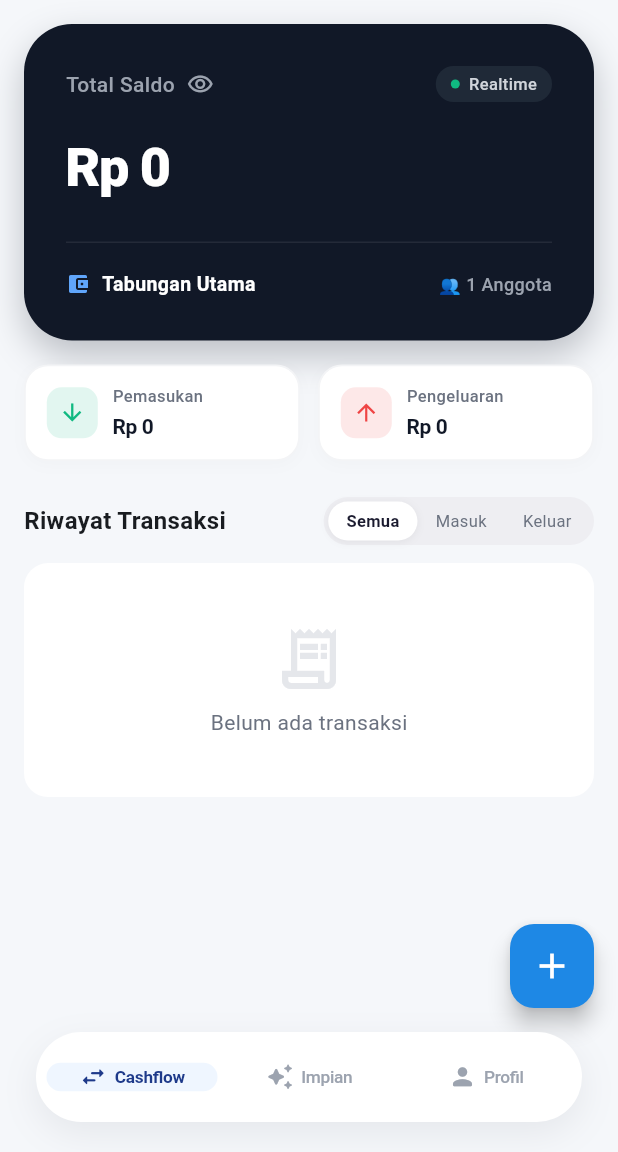
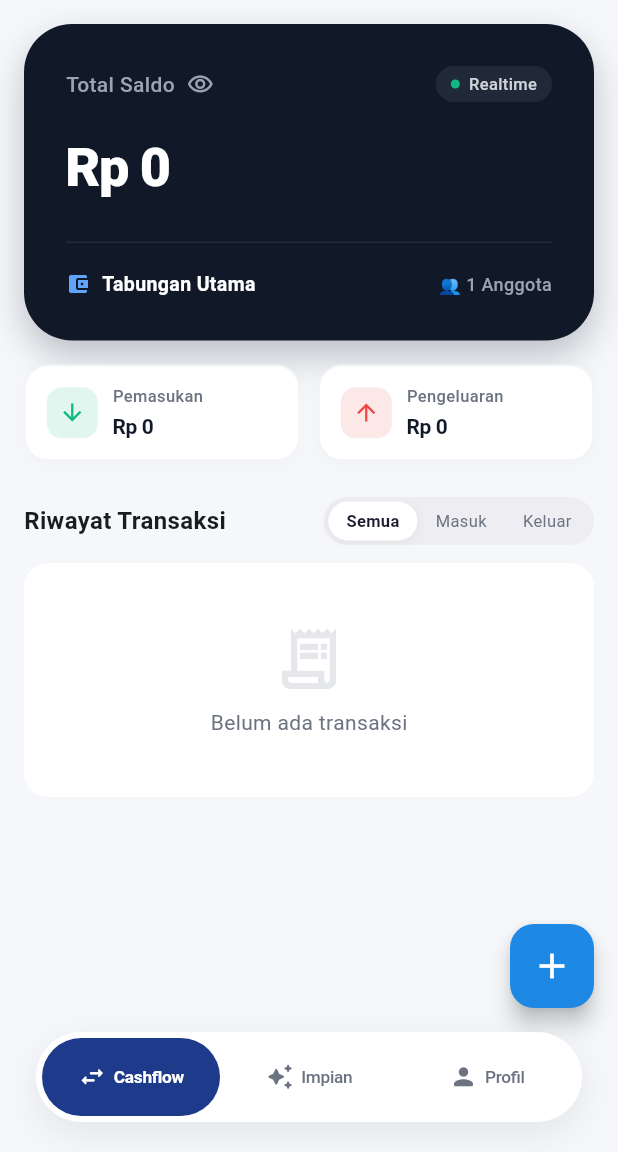
Before and after one commit to ardhikaxx/mysaku-app, a Flutter app: the screen it shows once a user with an empty profile is signed in, on a phone screen of 412 x 824 dp, the part 84-1236 px from its top. Run offline on Flutter 3.47's test engine with Material 3 defaults, Android fonts, the phone set to English and light mode, and no system bars; our stand-ins replace cloud_firestore, firebase_auth, firebase_core, flutter_riverpod, go_router, google_sign_in; accounts and stored records are empty.

Commit message:
style(navbar): use dark royal blue active pill with white text and full track height

```diff
--- a/lib/presentation/home/widgets/bottom_nav_bar.dart
+++ b/lib/presentation/home/widgets/bottom_nav_bar.dart
@@ -16,13 +16,13 @@ class BottomNavBar extends StatelessWidget {
       padding: const EdgeInsets.only(left: 24, right: 24, bottom: 20),
       child: Container(
         height: 60,
-        padding: const EdgeInsets.all(5),
+        padding: const EdgeInsets.all(4),
         decoration: BoxDecoration(
           color: Colors.white,
           borderRadius: BorderRadius.circular(30),
           boxShadow: [
             BoxShadow(
-              color: const Color(0xFF0F172A).withOpacity(0.07),
+              color: const Color(0xFF0F172A).withOpacity(0.08),
               blurRadius: 20,
               offset: const Offset(0, 8),
             ),
@@ -41,8 +41,8 @@ class BottomNavBar extends StatelessWidget {
 
   Widget _buildNavItem(int index, IconData icon, String label) {
     final isSelected = currentIndex == index;
-    const activeColor = Color(0xFF1E3A8A);
-    const inactiveColor = Color(0xFF9CA3AF);
+    const activeBgColor = Color(0xFF1E3A8A);
+    const inactiveColor = Color(0xFF6B7280);
 
     return Expanded(
       child: GestureDetector(
@@ -51,11 +51,10 @@ class BottomNavBar extends StatelessWidget {
         child: AnimatedContainer(
           duration: const Duration(milliseconds: 250),
           curve: Curves.easeOutCubic,
-          margin: const EdgeInsets.symmetric(horizontal: 2),
-          padding: const EdgeInsets.symmetric(horizontal: 6),
+          height: double.infinity,
           decoration: BoxDecoration(
-            color: isSelected ? const Color(0xFFEFF6FF) : Colors.transparent,
-            borderRadius: BorderRadius.circular(25),
+            color: isSelected ? activeBgColor : Colors.transparent,
+            borderRadius: BorderRadius.circular(26),
           ),
           child: Row(
             mainAxisAlignment: MainAxisAlignment.center,
@@ -63,14 +62,14 @@ class BottomNavBar extends StatelessWidget {
               Icon(
                 icon,
                 size: 19,
-                color: isSelected ? activeColor : inactiveColor,
+                color: isSelected ? Colors.white : inactiveColor,
               ),
               const SizedBox(width: 5),
               Flexible(
                 child: Text(
                   label,
                   style: TextStyle(
-                    color: isSelected ? activeColor : inactiveColor,
+                    color: isSelected ? Colors.white : inactiveColor,
                     fontWeight: isSelected ? FontWeight.w700 : FontWeight.w500,
                     fontSize: 11.5,
                     letterSpacing: -0.2,
```
